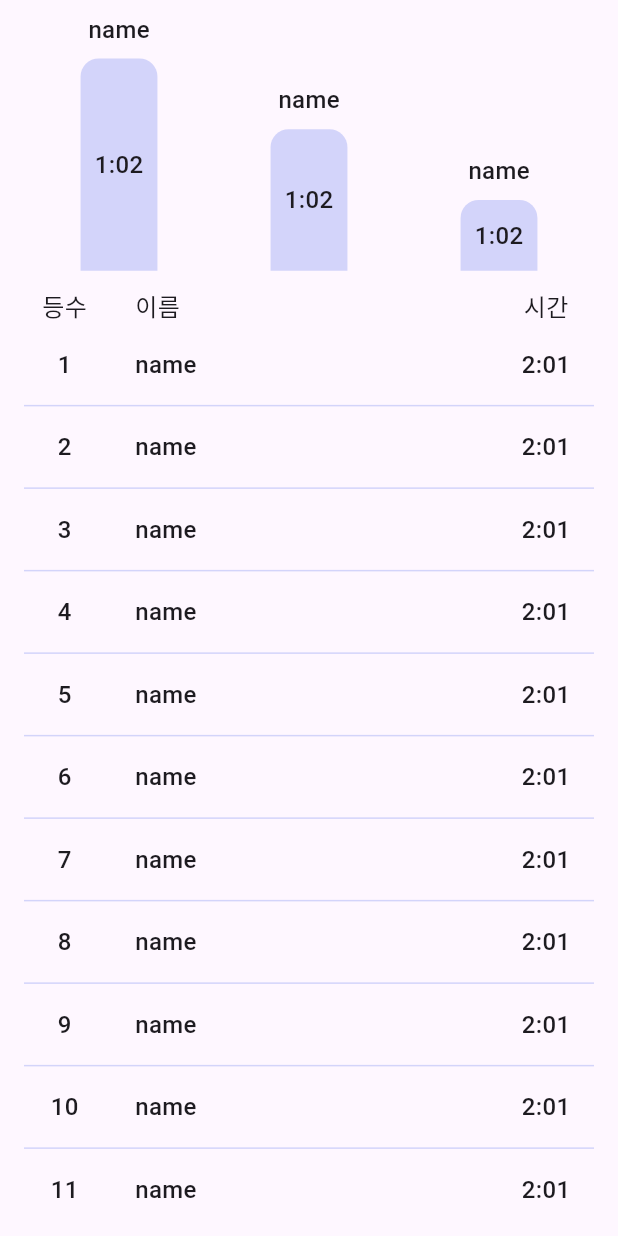
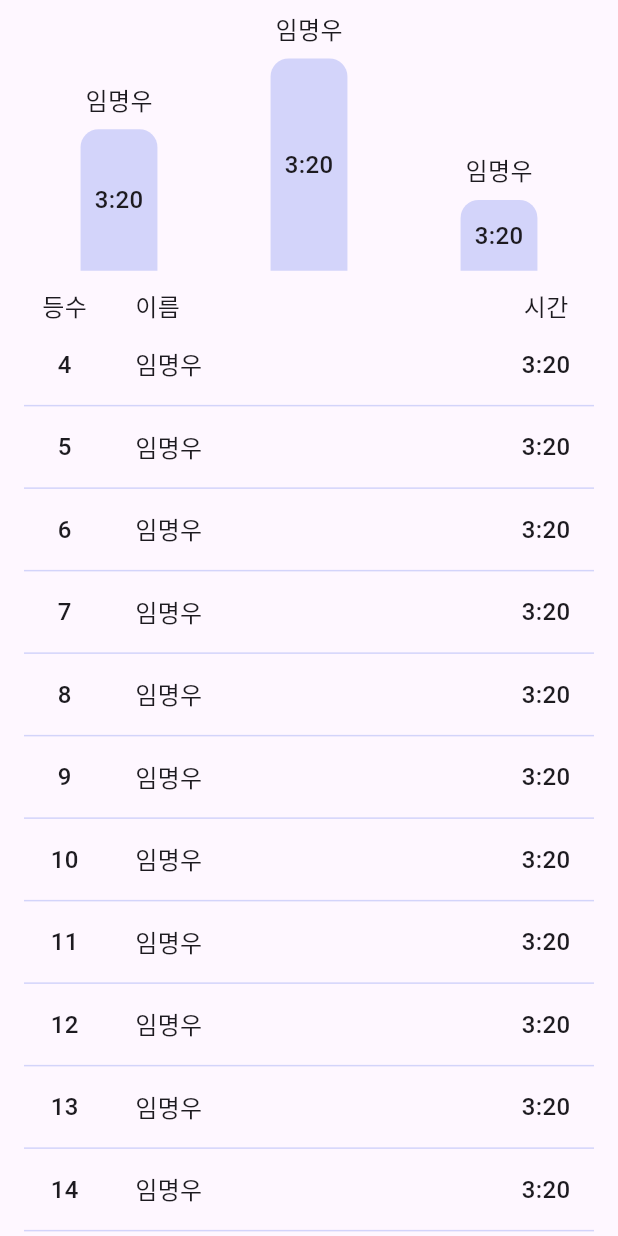
Before and after one commit to Dansot4891/jogak_jogak, a Flutter app: the RankingTabview widget shown alone on an empty page, opened directly, on a phone screen of 412 x 824 dp. Run offline on Flutter 3.47's test engine with Material 3 defaults, Android fonts, the phone set to English and light mode, and no system bars; our stand-ins replace cloud_firestore, firebase_core, image_picker; accounts and stored records are empty; generated files the repository leaves out were written again; Roboto replaces fonts that are missing (Pretendard).

Commit message:
[feat] ranking Mock data 를 이용하여 랭킹 하면 연동 완료, viewmodel 생성 후 적용

```diff
--- a/lib/feature/ranking/data/data_source/mock/mock_ranking_data_source_impl.dart
+++ b/lib/feature/ranking/data/data_source/mock/mock_ranking_data_source_impl.dart
@@ -10,7 +10,140 @@ class MockRankingDataSourceImpl implements RankingRemoteDataSource {
         level: 3,
         email: 'test@gmail.com',
         playTime: '3:20',
+        rank: 1,
+      ),
+      const RankingModel(
+        nickname: '임명우',
+        level: 3,
+        email: 'test@gmail.com',
+        playTime: '3:20',
+        rank: 2,
+      ),
+      const RankingModel(
+        nickname: '임명우',
+        level: 3,
+        email: 'test@gmail.com',
+        playTime: '3:20',
         rank: 3,
+      ),
+      const RankingModel(
+        nickname: '임명우',
+        level: 3,
+        email: 'test@gmail.com',
+        playTime: '3:20',
+        rank: 4,
+      ),
+      const RankingModel(
+        nickname: '임명우',
+        level: 3,
+        email: 'test@gmail.com',
+        playTime: '3:20',
+        rank: 5,
+      ),
+      const RankingModel(
+        nickname: '임명우',
+        level: 3,
+        email: 'test@gmail.com',
+        playTime: '3:20',
+        rank: 6,
+      ),
+      const RankingModel(
+        nickname: '임명우',
+        level: 3,
+        email: 'test@gmail.com',
+        playTime: '3:20',
+        rank: 7,
+      ),
+      const RankingModel(
+        nickname: '임명우',
+        level: 3,
+        email: 'test@gmail.com',
+        playTime: '3:20',
+        rank: 8,
+      ),
+      const RankingModel(
+        nickname: '임명우',
+        level: 3,
+        email: 'test@gmail.com',
+        playTime: '3:20',
+        rank: 9,
+      ),
+      const RankingModel(
+        nickname: '임명우',
+        level: 3,
+        email: 'test@gmail.com',
+        playTime: '3:20',
+        rank: 10,
+      ),
+      const RankingModel(
+        nickname: '임명우',
+        level: 3,
+        email: 'test@gmail.com',
+        playTime: '3:20',
+        rank: 11,
+      ),
+      const RankingModel(
+        nickname: '임명우',
+        level: 3,
+        email: 'test@gmail.com',
+        playTime: '3:20',
+        rank: 12,
+      ),
+      const RankingModel(
+        nickname: '임명우',
+        level: 3,
+        email: 'test@gmail.com',
+        playTime: '3:20',
+        rank: 13,
+      ),
+      const RankingModel(
+        nickname: '임명우',
+        level: 3,
+        email: 'test@gmail.com',
+        playTime: '3:20',
+        rank: 14,
+      ),
+      const RankingModel(
+        nickname: '임명우',
+        level: 3,
+        email: 'test@gmail.com',
+        playTime: '3:20',
+        rank: 15,
+      ),
+      const RankingModel(
+        nickname: '임명우',
+        level: 3,
+        email: 'test@gmail.com',
+        playTime: '3:20',
+        rank: 16,
+      ),
+      const RankingModel(
+        nickname: '임명우',
+        level: 3,
+        email: 'test@gmail.com',
+        playTime: '3:20',
+        rank: 17,
+      ),
+      const RankingModel(
+        nickname: '임명우',
+        level: 3,
+        email: 'test@gmail.com',
+        playTime: '3:20',
+        rank: 18,
+      ),
+      const RankingModel(
+        nickname: '임명우',
+        level: 3,
+        email: 'test@gmail.com',
+        playTime: '3:20',
+        rank: 19,
+      ),
+      const RankingModel(
+        nickname: '임명우',
+        level: 3,
+        email: 'test@gmail.com',
+        playTime: '3:20',
+        rank: 20,
       ),
     ];
   }
--- a/lib/feature/ranking/domain/repository/ranking_repository_impl.dart
+++ b/lib/feature/ranking/domain/repository/ranking_repository_impl.dart
@@ -18,6 +18,7 @@ class RankingRepositoryImpl implements RankingRepository {
       final rankings = resp.mapToEntityList((e) => e.toEntity());
       return Success(rankings);
     } catch (e) {
+      print(e);
       return const Error(UnexpectedException());
     }
   }
--- a/lib/main.dart
+++ b/lib/main.dart
@@ -3,9 +3,6 @@ import 'package:flutter/material.dart';
 import 'package:jogak_jogak/core/service/app_size.dart';
 import 'package:jogak_jogak/core/firebase/firebase_options.dart';
 import 'package:jogak_jogak/presentation/base/pages/root_tab.dart';
-import 'package:jogak_jogak/presentation/my_info/pages/my_page.dart';
-import 'package:jogak_jogak/presentation/puzzle/pages/puzzle_page.dart';
-import 'package:jogak_jogak/presentation/rank/pages/ranking_page.dart';
 
 void main() async {
   WidgetsFlutterBinding.ensureInitialized();
--- a/lib/presentation/rank/pages/ranking_page.dart
+++ b/lib/presentation/rank/pages/ranking_page.dart
@@ -7,7 +7,7 @@ class RankingPage extends StatelessWidget {
 
   @override
   Widget build(BuildContext context) {
-    return TabbarPage(tabs: _tabs, children: _chilren);
+    return const TabbarPage(tabs: _tabs, children: _chilren);
   }
 
   static const List<String> _tabs = ['3 X 3', '4 X 4', '5 X 5'];
--- /dev/null
+++ b/lib/presentation/rank/view_model/ranking_view_model.dart
@@ -0,0 +1,28 @@
+import 'package:flutter/foundation.dart';
+import 'package:jogak_jogak/core/module/error_handling/result.dart';
+import 'package:jogak_jogak/feature/ranking/domain/entity/ranking_entity.dart';
+import 'package:jogak_jogak/feature/ranking/domain/repository/ranking_repository.dart';
+
+class RankingViewModel with ChangeNotifier {
+  final RankingRepository _rankingRepo;
+
+  RankingViewModel(this._rankingRepo) {
+    fetchRankings();
+  }
+
+  List<RankingEntity> _rankings = [];
+
+  List<RankingEntity> get rankings => _rankings;
+
+  void fetchRankings() async {
+    final resp = await _rankingRepo.getRankings();
+    switch (resp) {
+      case Success():
+        _rankings = resp.data;
+        break;
+      case Error():
+        break;
+    }
+    notifyListeners();
+  }
+}
--- a/lib/presentation/rank/widgets/ranking_tabview.dart
+++ b/lib/presentation/rank/widgets/ranking_tabview.dart
@@ -1,5 +1,8 @@
 import 'package:flutter/material.dart';
 import 'package:jogak_jogak/core/style/app_color.dart';
+import 'package:jogak_jogak/feature/ranking/data/data_source/mock/mock_ranking_data_source_impl.dart';
+import 'package:jogak_jogak/feature/ranking/domain/repository/ranking_repository_impl.dart';
+import 'package:jogak_jogak/presentation/rank/view_model/ranking_view_model.dart';
 import 'package:jogak_jogak/presentation/rank/widgets/ranking_graph.dart';
 import 'package:jogak_jogak/presentation/rank/widgets/ranking_row.dart';
 
@@ -8,6 +11,16 @@ class RankingTabview extends StatelessWidget {
 
   @override
   Widget build(BuildContext context) {
+    final vm = RankingViewModel(
+      RankingRepositoryImpl(MockRankingDataSourceImpl()),
+    );
+    return ListenableBuilder(
+      listenable: vm,
+      builder: (context, child) {
+        if (vm.rankings.isEmpty) {
+          return const CircularProgressIndicator();
+        }
+        final rankings = vm.rankings;
         return Padding(
           padding: const EdgeInsets.symmetric(horizontal: 16),
           child: Column(
@@ -16,22 +29,35 @@ class RankingTabview extends StatelessWidget {
                 crossAxisAlignment: CrossAxisAlignment.end,
                 mainAxisAlignment: MainAxisAlignment.spaceBetween,
                 children: [
-              RankingGraph(index: 1, name: 'name', time: '1:02'),
-              RankingGraph(index: 2, name: 'name', time: '1:02'),
-              RankingGraph(index: 3, name: 'name', time: '1:02'),
+                  RankingGraph(
+                    index: rankings[1].rank,
+                    name: rankings[1].nickname,
+                    time: rankings[1].playTime,
+                  ),
+                  RankingGraph(
+                    index: rankings[0].rank,
+                    name: rankings[0].nickname,
+                    time: rankings[0].playTime,
+                  ),
+                  RankingGraph(
+                    index: rankings[2].rank,
+                    name: rankings[2].nickname,
+                    time: rankings[2].playTime,
+                  ),
                 ],
               ),
               const SizedBox(height: 4),
-          RankingRow(index: '등수', name: '이름', time: '시간'),
+              const RankingRow(index: '등수', name: '이름', time: '시간'),
               Expanded(
                 child: ListView.separated(
-              itemCount: 10 + 1,
+                  itemCount: rankings.length - 3,
                   shrinkWrap: true,
                   itemBuilder: (context, index) {
+                    final ranking = rankings[index + 3];
                     return RankingRow(
-                  index: '${index + 1}',
-                  name: 'name',
-                  time: '2:01',
+                      index: '${ranking.rank}',
+                      name: ranking.nickname,
+                      time: ranking.playTime,
                     );
                   },
                   separatorBuilder: (context, index) {
@@ -42,5 +68,7 @@ class RankingTabview extends StatelessWidget {
             ],
           ),
         );
+      },
+    );
   }
 }
```
Lines whose indentation alone changed are shown as unchanged.
